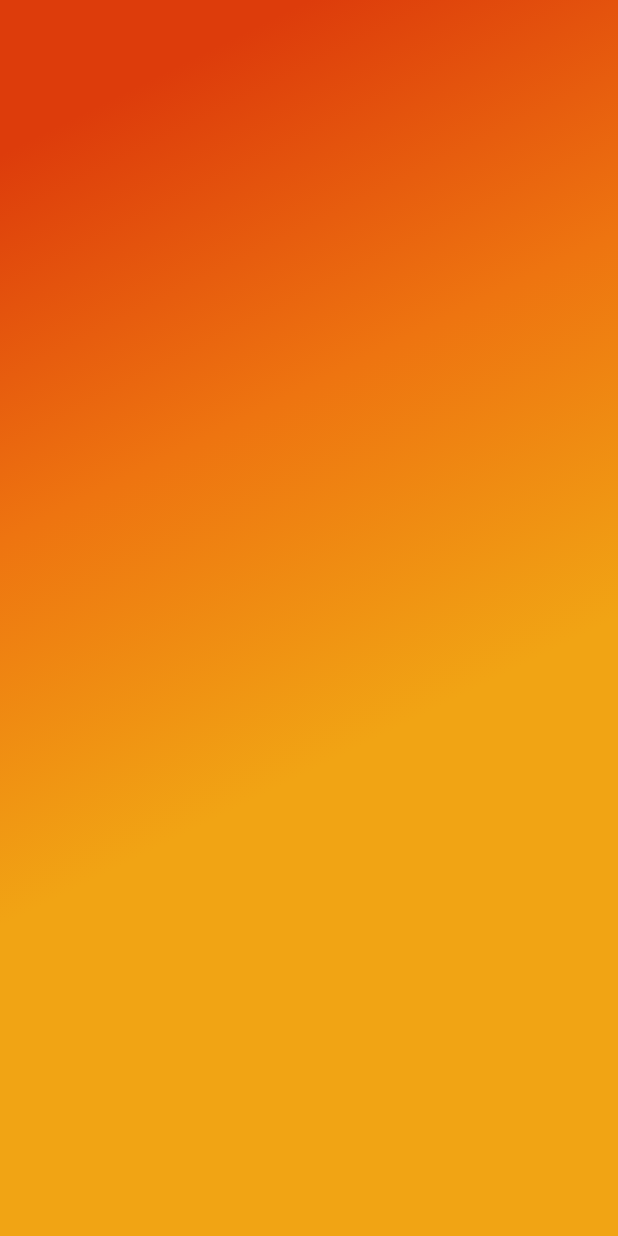
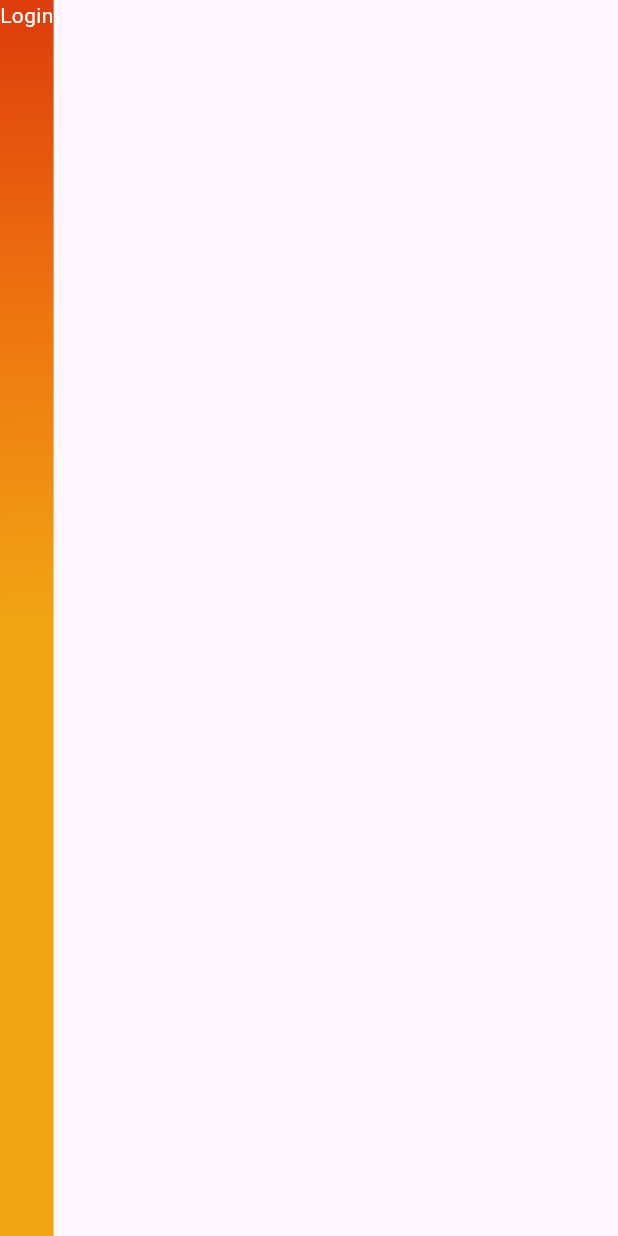
Before and after one commit to Vishnuka084/LoginPage_UI, a Flutter app: the screen it shows after launch, on a phone screen of 412 x 824 dp. Run offline on Flutter 3.47's test engine with Material 3 defaults, Android fonts, the phone set to English and light mode, and no system bars.

Commit message:
Updated Contnet

```diff
--- a/lib/main.dart
+++ b/lib/main.dart
@@ -23,6 +23,10 @@ class HomePage extends StatelessWidget {
             ]
           )
         ),
+        child: Column(
+          children: <Widget>[
+            Text("Login", style: TextStyle(color: Colors.white),)
+          ]),
       ),
     );
   }
```
